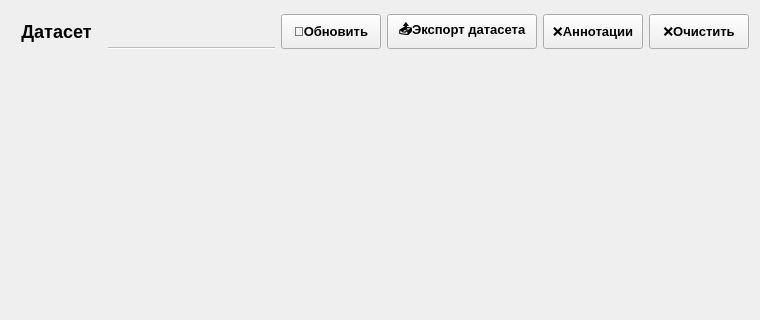
Before: the Qt Designer form src/interface_module/uis/tabs/dataset_tab.ui in b1t0nese/MacLearn, drawn with Qt 5; both pictures show x 0 to 760 and y 0 to 320 of the 760 by 500 pixel window.
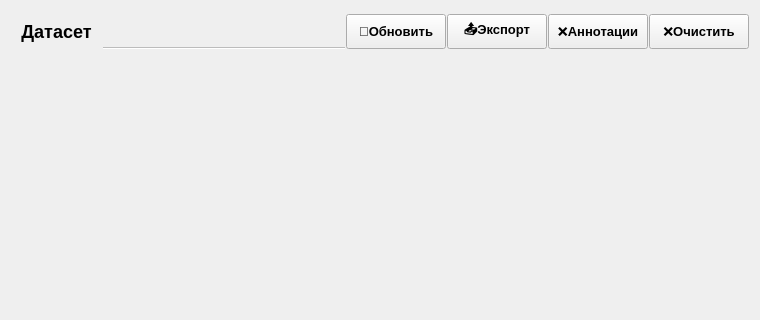
After: the same form once the commit is applied.

Commit message: refactor: simplify image download condition and update build scripts for macOS and Windows

What changed in the file:
```diff
--- a/src/interface_module/uis/tabs/dataset_tab.ui
+++ b/src/interface_module/uis/tabs/dataset_tab.ui
@@ -13,6 +13,9 @@
   <layout class="QVBoxLayout" name="verticalLayout_2">
    <item>
     <layout class="QHBoxLayout" name="header_layout">
+     <property name="spacing">
+      <number>1</number>
+     </property>
      <item>
      <widget class="QPushButton" name="label_title">
       <property name="sizePolicy">
@@ -121,13 +124,13 @@
        </property>
        <property name="minimumSize">
         <size>
-         <width>150</width>
+         <width>100</width>
          <height>35</height>
         </size>
        </property>
        <property name="maximumSize">
         <size>
-         <width>150</width>
+         <width>100</width>
          <height>35</height>
         </size>
        </property>
@@ -135,7 +138,7 @@
         <string notr="true">font-size: 13px; font-weight: bold;</string>
        </property>
        <property name="text">
-        <string>📤Экспорт датасета</string>
+        <string>📤Экспорт</string>
        </property>
       </widget>
      </item>
```
The commit also changes 6 other files.
